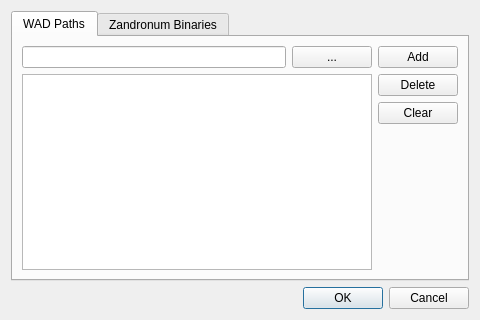
Old version of the form src/ui/configbox.ui in the repository crimsondusk/zcinema.
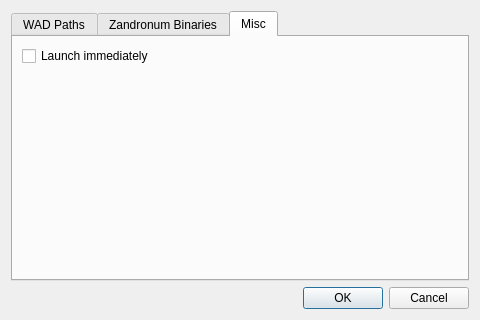
New version of the form. The open tabs and pages were chosen to show the change.

Commit message: Added a prompt for demo information

```diff
--- a/src/ui/configbox.ui
+++ b/src/ui/configbox.ui
@@ -142,6 +142,36 @@
        </item>
       </layout>
      </widget>
+     <widget class="QWidget" name="tab_3">
+      <attribute name="title">
+       <string>Misc</string>
+      </attribute>
+      <layout class="QVBoxLayout" name="verticalLayout_6">
+       <item>
+        <widget class="QCheckBox" name="noDemoPrompt">
+         <property name="whatsThis">
+          <string>If this is not set, a prompt showing demo info is displayed first.</string>
+         </property>
+         <property name="text">
+          <string>Launch immediately</string>
+         </property>
+        </widget>
+       </item>
+       <item>
+        <spacer name="verticalSpacer_2">
+         <property name="orientation">
+          <enum>Qt::Vertical</enum>
+         </property>
+         <property name="sizeHint" stdset="0">
+          <size>
+           <width>20</width>
+           <height>40</height>
+          </size>
+         </property>
+        </spacer>
+       </item>
+      </layout>
+     </widget>
     </widget>
    </item>
    <item>
```
Left out of the diff: 4 changed lines with no effect on the pictures. The commit also changes 5 other files.
